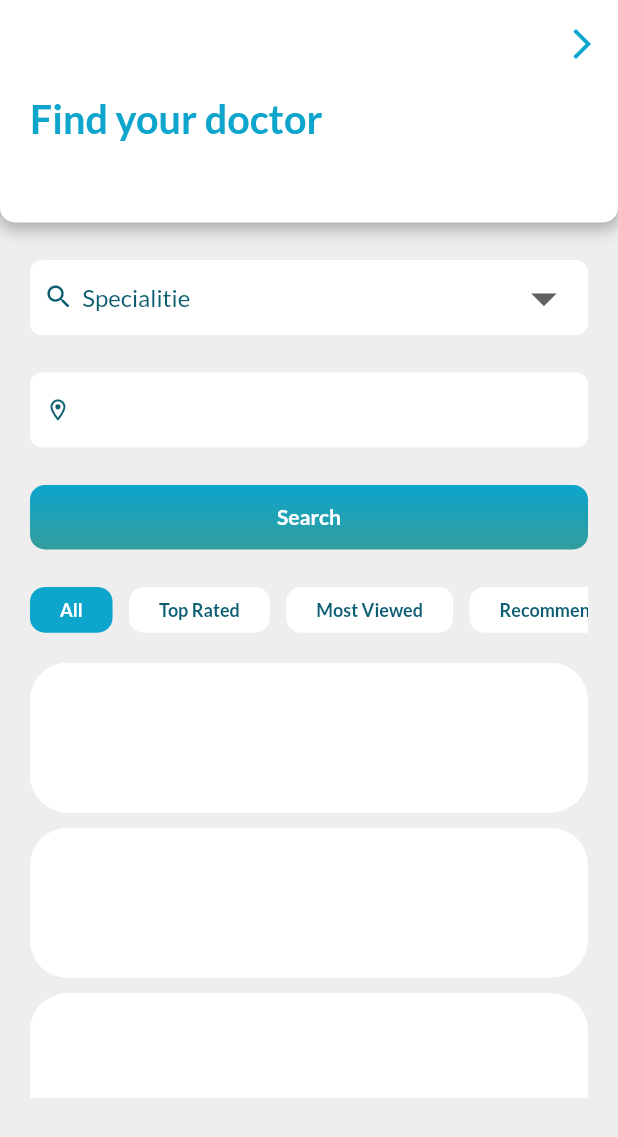
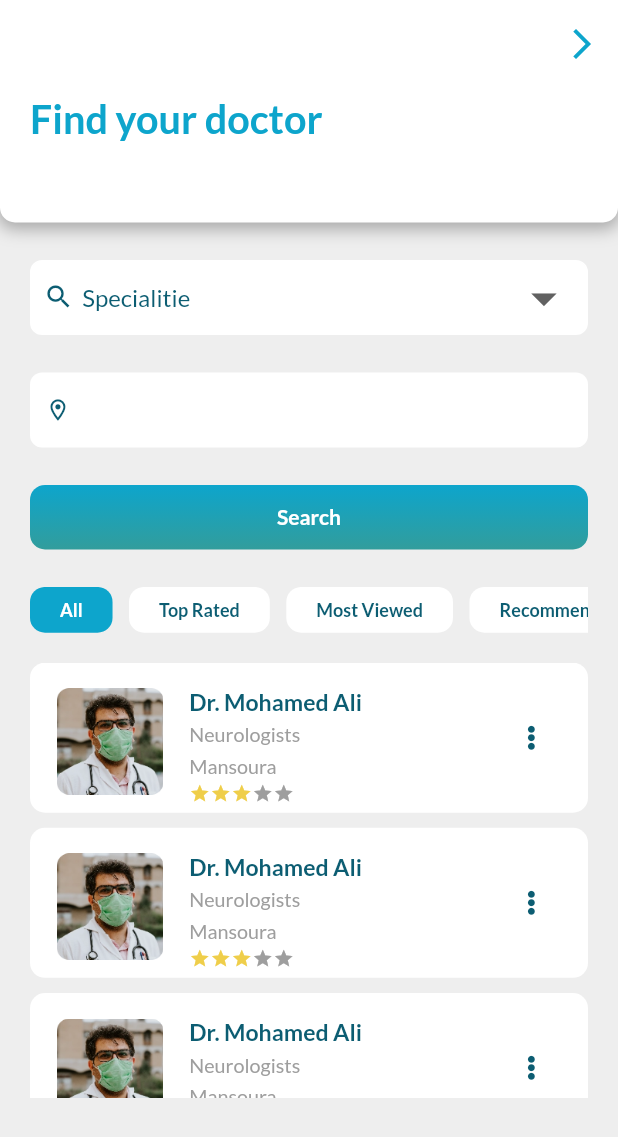
Before and after one commit to mhmdreda51/health-care-system, a Flutter app: the FindDoctor screen opened directly, on a phone screen of 412 x 824 dp. Shown: the top 1137 px of the screen. Run offline on Flutter 3.47's test engine with Material 2 defaults, Android fonts, the light colour scheme and no system bars; drawn by our look-alikes of flutter_rating_bar; our stand-ins replace bloc, carousel_slider, connectivity_plus, dio, dots_indicator, flutter_bloc and 9 more; missing offline and left inert: align_positioned, flutter_phone_direct_caller; accounts and stored records are empty.

Commit message:
Find Doctor Design Finished

```diff
--- /dev/null
+++ b/lib/view/Find Doctor/conponants/doctorListShimmer.dart
@@ -0,0 +1,52 @@
+import 'package:flutter/material.dart';
+import 'package:flutter_screenutil/flutter_screenutil.dart';
+import 'package:health_care_system/constants/app_colors.dart';
+import 'package:health_care_system/view/Find%20Doctor/controller/find_doctor_cubit.dart';
+import 'package:shimmer/shimmer.dart';
+
+class DoctorListShimmer extends StatelessWidget {
+  DoctorListShimmer({Key? key, required this.cubit}) : super(key: key);
+  FindDoctorCubit cubit;
+
+  @override
+  Widget build(BuildContext context) {
+    return SizedBox(
+      height: 290.h,
+      width: double.infinity,
+      child: ListView.separated(
+        shrinkWrap: true,
+        addAutomaticKeepAlives: false,
+        addRepaintBoundaries: false,
+        itemCount: cubit.newList.length,
+        physics: const BouncingScrollPhysics(),
+        scrollDirection: Axis.horizontal,
+        separatorBuilder: (context, index) {
+          return SizedBox(
+            height: 10.h,
+          );
+        },
+        itemBuilder: (context, index) {
+          return Padding(
+            padding: const EdgeInsets.symmetric(horizontal: 4.0),
+            child: Shimmer.fromColors(
+              baseColor: AppColors.blueWhite,
+              highlightColor: Colors.grey[100]!,
+              direction: ShimmerDirection.ltr,
+              period: const Duration(seconds: 2),
+              child: Container(
+                height: 100.h,
+                width: double.infinity,
+                margin: const EdgeInsets.symmetric(horizontal: 4.0),
+                decoration: ShapeDecoration(
+                  color: Colors.grey[400]!,
+                  shape: RoundedRectangleBorder(
+                      borderRadius: BorderRadius.circular(8.0)),
+                ),
+              ),
+            ),
+          );
+        },
+      ),
+    );
+  }
+}
--- a/lib/view/Find Doctor/conponants/doctor_list_view.dart
+++ b/lib/view/Find Doctor/conponants/doctor_list_view.dart
@@ -1,6 +1,7 @@
 import 'package:flutter/material.dart';
 import 'package:flutter_screenutil/flutter_screenutil.dart';
 import 'package:health_care_system/view/Find%20Doctor/controller/find_doctor_cubit.dart';
+import 'package:health_care_system/view/Find%20Doctor/widgets/doctor_item_card.dart';
 
 class DoctorListView extends StatelessWidget {
   DoctorListView({Key? key, required this.cubit}) : super(key: key);
@@ -17,11 +18,16 @@ class DoctorListView extends StatelessWidget {
           itemCount: cubit.newList.length,
           scrollDirection: Axis.vertical,
           itemBuilder: (context, index) {
-            return Container(
-              height: 100,
-              width: double.infinity,
-              decoration: BoxDecoration(
-                  color: Colors.white, borderRadius: BorderRadius.circular(25)),
+            final item = cubit.newList[index];
+            return InkWell(
+              onTap: () {},
+              child: DoctorItemCard(
+                image: item.image,
+                location: item.location,
+                category: item.category,
+                name: item.name,
+                rateStars: item.rateStars,
+              ),
             );
           },
           separatorBuilder: (context, index) {
--- a/lib/view/Find Doctor/controller/find_doctor_cubit.dart
+++ b/lib/view/Find Doctor/controller/find_doctor_cubit.dart
@@ -9,10 +9,10 @@ part 'find_doctor_state.dart';
 
 class FindDoctorCubit extends Cubit<FindDoctorState> {
   FindDoctorCubit() : super(FindDoctorInitial()) {
-    // print('test');
     itemSelection(isSelected);
     findByCategory("All");
   }
+
   //===============================================================
 
   static FindDoctorCubit get(context) => BlocProvider.of(context);
--- a/lib/view/Find Doctor/find_doctor.dart
+++ b/lib/view/Find Doctor/find_doctor.dart
@@ -5,9 +5,9 @@ import 'package:health_care_system/view/Mab%20Screen/controller/map_cubit.dart';
 import 'package:health_care_system/widgets/main_button.dart';
 
 import '../../widgets/drop_down_Button.dart';
-import '../../widgets/no_thing_widget.dart';
 import '../../widgets/services_header.dart';
 import 'conponants/category_tap_bar.dart';
+import 'conponants/doctorListShimmer.dart';
 import 'conponants/doctor_list_view.dart';
 import 'conponants/location_button.dart';
 
@@ -55,9 +55,9 @@ class FindDoctor extends StatelessWidget {
                         borderRadius: 10,
                       )),
                   CategoryTapBar(cubit: cubit),
-                  cubit.newList.length == 0
-                      ? const NothingWidget(
-                          color: Colors.white,
+                  cubit.newList.isEmpty
+                      ? DoctorListShimmer(
+                          cubit: cubit,
                         )
                       : DoctorListView(cubit: cubit),
                 ],
--- a/lib/view/Find Doctor/model/doctor_model.dart
+++ b/lib/view/Find Doctor/model/doctor_model.dart
@@ -1,6 +1,6 @@
 class DoctorModel {
   final String category;
-  final int rateStars;
+  final double rateStars;
   final String name;
   final String location;
   final String image;
@@ -20,73 +20,73 @@ List<DoctorModel> doctorList = [
   DoctorModel(
     location: 'Mansoura',
     name: "Dr. Mohamed Ali",
-    image: "assets/images/topdoctor.png",
+    image: "assets/images/doctor.png",
     category: "Neurologists",
-    rateStars: 3,
+    rateStars: 3.0,
     recommendation: "Top Rated",
   ),
   DoctorModel(
     location: 'Mansoura',
     name: "Dr. Mohamed Ali",
-    image: "assets/images/topdoctor.png",
+    image: "assets/images/doctor.png",
     category: "Neurologists",
-    rateStars: 3,
+    rateStars: 3.0,
     recommendation: "Most Viewed",
   ),
   DoctorModel(
     location: 'Mansoura',
     name: "Dr. Mohamed Ali",
-    image: "assets/images/topdoctor.png",
+    image: "assets/images/doctor.png",
     category: "Neurologists",
-    rateStars: 3,
+    rateStars: 3.0,
     recommendation: "Most Viewed",
   ),
   DoctorModel(
     location: 'Mansoura',
     name: "Dr. Mohamed Ali",
-    image: "assets/images/topdoctor.png",
+    image: "assets/images/doctor.png",
     category: "Neurologists",
-    rateStars: 3,
+    rateStars: 3.0,
     recommendation: "Most Viewed",
   ),
   DoctorModel(
     location: 'Mansoura',
     name: "Dr. Mohamed Ali",
-    image: "assets/images/topdoctor.png",
+    image: "assets/images/doctor.png",
     category: "Neurologists",
-    rateStars: 3,
+    rateStars: 3.0,
     recommendation: "Recommended",
   ),
   DoctorModel(
     location: 'Mansoura',
     name: "Dr. Mohamed Ali",
-    image: "assets/images/topdoctor.png",
+    image: "assets/images/doctor.png",
     category: "Neurologists",
-    rateStars: 3,
+    rateStars: 3.0,
     recommendation: "Recommended",
   ),
   DoctorModel(
     location: 'Mansoura',
     name: "Dr. Mohamed Ali",
-    image: "assets/images/topdoctor.png",
+    image: "assets/images/doctor.png",
     category: "Neurologists",
-    rateStars: 3,
+    rateStars: 3.0,
     recommendation: "Recommended",
   ),
   DoctorModel(
     location: 'Mansoura',
     name: "Dr. Mohamed Ali",
-    image: "assets/images/topdoctor.png",
+    image: "assets/images/doctor.png",
     category: "Neurologists",
-    rateStars: 3,
+    rateStars: 3.0,
     recommendation: "Top Rated",
   ),
   DoctorModel(
     location: 'Mansoura',
     name: "Dr. Mohamed Ali",
-    image: "assets/images/topdoctor.png",
+    image: "assets/images/doctor.png",
     category: "Neurologists",
-    rateStars: 3,
+    rateStars: 3.0,
     recommendation: "Top Rated",
   ),
 ];
--- /dev/null
+++ b/lib/view/Find Doctor/widgets/doctor_item_card.dart
@@ -0,0 +1,84 @@
+import 'package:flutter/cupertino.dart';
+import 'package:flutter/material.dart';
+import 'package:flutter_screenutil/flutter_screenutil.dart';
+import 'package:font_awesome_flutter/font_awesome_flutter.dart';
+import 'package:health_care_system/constants/app_colors.dart';
+import 'package:health_care_system/widgets/app_text.dart';
+
+import '../../../widgets/stars_bar.dart';
+
+class DoctorItemCard extends StatelessWidget {
+  const DoctorItemCard(
+      {Key? key,
+      required this.category,
+      required this.rateStars,
+      required this.name,
+      required this.location,
+      required this.image})
+      : super(key: key);
+  final String category;
+  final double rateStars;
+  final String name;
+  final String location;
+  final String image;
+
+  @override
+  Widget build(BuildContext context) {
+    return Container(
+        height: 100,
+        width: double.infinity,
+        decoration: BoxDecoration(
+          color: Colors.white,
+          borderRadius: BorderRadius.circular(10),
+        ),
+        padding:
+            const EdgeInsets.only(top: 17, left: 15, right: 15, bottom: 10),
+        child: Row(
+          crossAxisAlignment: CrossAxisAlignment.start,
+          children: [
+            Image(
+              image: AssetImage(image),
+              height: 70.h,
+              width: 70.w,
+            ),
+            SizedBox(width: 13.w),
+            Column(
+              crossAxisAlignment: CrossAxisAlignment.start,
+              children: [
+                AppText(
+                  text: name,
+                  size: 14.sp,
+                  color: AppColors.introTextColor,
+                  fontWeight: FontWeight.bold,
+                ),
+                SizedBox(height: 5.h),
+                AppText(
+                  text: category,
+                  size: 12.sp,
+                  color: Colors.grey,
+                  fontWeight: FontWeight.normal,
+                ),
+                SizedBox(height: 5.h),
+                AppText(
+                  text: location,
+                  size: 12.sp,
+                  color: Colors.grey,
+                  fontWeight: FontWeight.normal,
+                ),
+                SizedBox(height: 3.h),
+                StarsBar(stars: rateStars.toDouble()),
+              ],
+            ),
+            SizedBox(width: 100.w),
+            Padding(
+              padding: const EdgeInsets.only(top: 25),
+              child: FaIcon(
+                FontAwesomeIcons.ellipsisV,
+                color: AppColors.introTextColor,
+                size: 15.w,
+              ),
+            )
+          ],
+        ));
+  }
+}
--- a/lib/view/Home Screen/companants/home_app_bar.dart
+++ b/lib/view/Home Screen/companants/home_app_bar.dart
@@ -47,11 +47,12 @@ class HomeAppBar extends StatelessWidget {
                   SizedBox(
                     width: 3.w,
                   ),
-                  state is LocationLoading || locationCubit.myLocation == ""
+                  state is LocationLoading ||
+                          locationCubit.myLocation == "" ||
+                          state is LocationError
                       ? const LocationTextShimmer()
                       : AppText(
-                          text: state is LocationLoading ||
-                                  state is LocationSuccess
+                          text: state is LocationLoading
                               ? "Your Location"
                               : locationCubit.myLocation,
                           size: 11.h,
--- a/lib/view/Mab Screen/controller/map_cubit.dart
+++ b/lib/view/Mab Screen/controller/map_cubit.dart
@@ -15,7 +15,9 @@ import '../../../core/locationHelper/location_helper.dart';
 part 'map_state.dart';
 
 class MapCubit extends Cubit<MapState> {
-  MapCubit() : super(MapInitial());
+  MapCubit() : super(MapInitial()) {
+    getCurrentLocation();
+  }
 
   static MapCubit get(context) => BlocProvider.of(context);
 
@@ -23,7 +25,7 @@ class MapCubit extends Cubit<MapState> {
   Position? position;
   Map<String, dynamic>? errorMap;
   late bool isConnected;
-  String myLocation = "";
+  String? myLocation = "";
   StreamController<ConnectivityStatus> connectivityStream =
       ConnectivityHelper().connectionStatusController;
 
--- a/lib/view/Splash Screen/splash_screen.dart
+++ b/lib/view/Splash Screen/splash_screen.dart
@@ -18,8 +18,9 @@ class _SplashScreenState extends State<SplashScreen> {
 
   @override
   void initState() {
+    MapCubit.get(context).getCurrentLocation();
+    MapCubit.get(context).getMyAddressName();
     super.initState();
-    MapCubit.get(context).getCurrentLocation();
 
     Timer(const Duration(milliseconds: 1), () {
       setState(() {
```
Also changed, not shown: assets/images/doctor.png (added).
